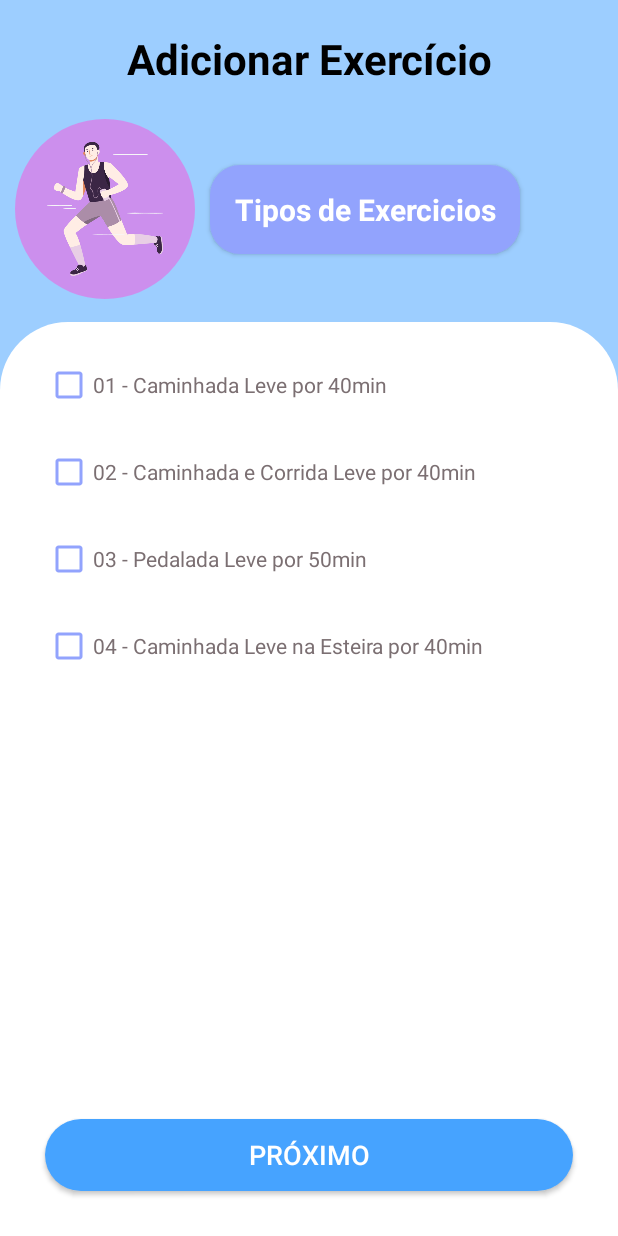
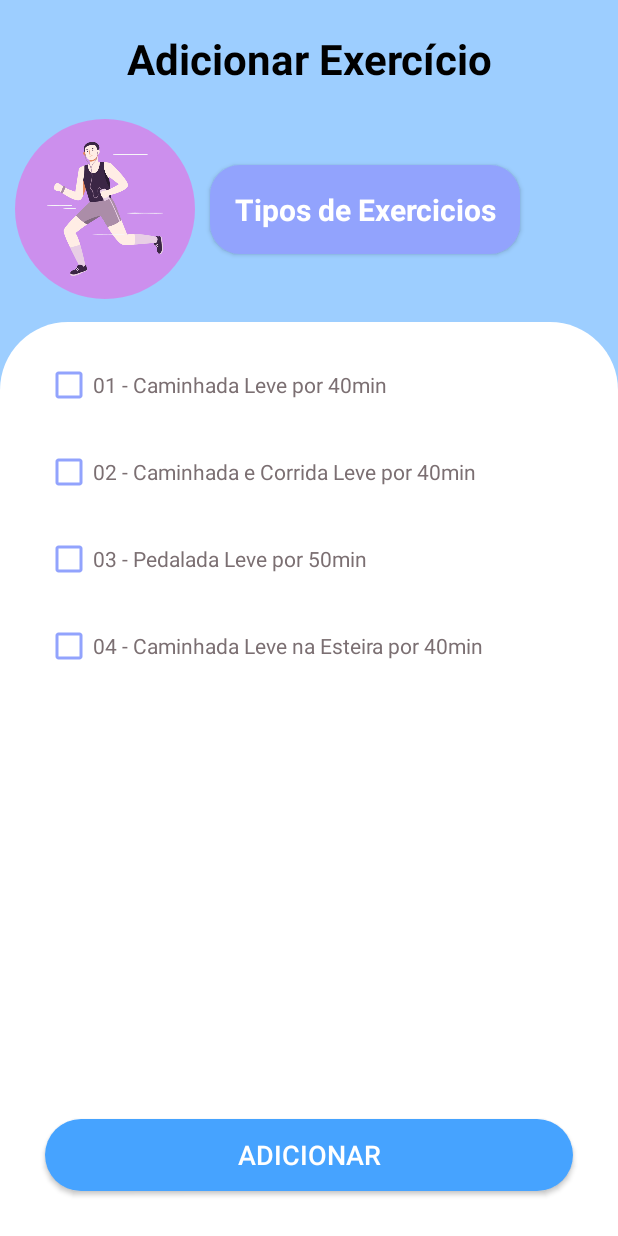
Before and after one commit to walter-retzer/VipTraining, an Android app: the ChooseExerciseActivity screen opened directly, with no data from a screen before it, on a phone screen of 412 x 824 dp. Run offline under Robolectric (Android 15) with nearby library versions, the phone set to English and light mode, and no system bars; our stand-ins replace Firebase (no records; nobody signed in at launch, a user with empty details on screens opened directly).

```diff
--- a/app/src/main/res/layout/activity_choose_exercise.xml
+++ b/app/src/main/res/layout/activity_choose_exercise.xml
@@ -130,7 +130,7 @@
         android:id="@+id/btn_next_action"
         style="@style/Button_Style"
         android:layout_marginBottom="30dp"
-        android:text="@string/proximo"
+        android:text="@string/adicionar"
         app:layout_constraintBottom_toBottomOf="parent"
         app:layout_constraintEnd_toEndOf="parent"
         app:layout_constraintStart_toStartOf="parent" />
--- a/app/src/main/res/values/strings.xml
+++ b/app/src/main/res/values/strings.xml
@@ -78,7 +78,6 @@
     <string name="edite_profile">Editar Perfil</string>
     <string name="ola">Olá,</string>
     <string name="completar_perfil">Complete o seu Perfil, isso nos ajudará a te conhecer melhor e assim poderemos te indicar super treinos.</string>
-
     <string-array name="training_types">
         <item>Perda de Peso</item>
         <item>Melhorar a forma Física</item>
```
Also changed, not shown: 2 other files.
